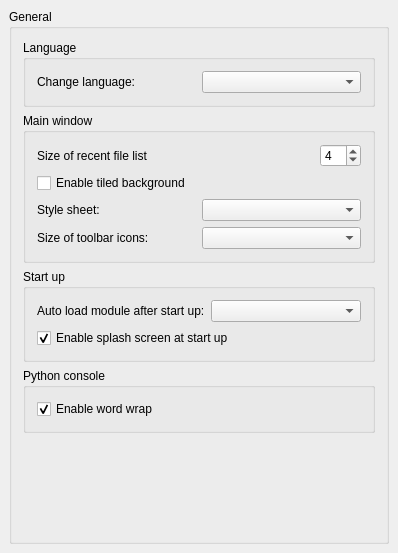
AlexandrParkhomenko/FreeCAD, file src/Gui/DlgGeneral.ui: the form before one commit.
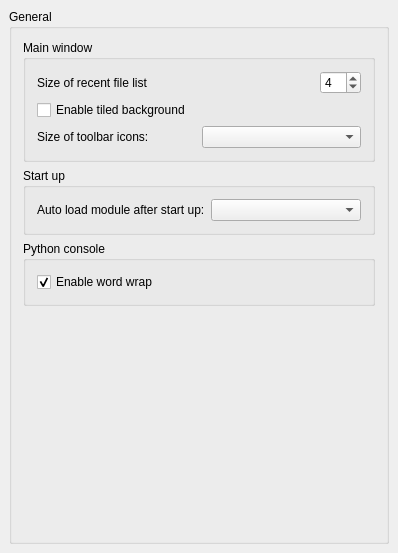
The form after the commit. Custom widgets are drawn as their Qt base class.

What changed in the file:
```diff
--- a/src/Gui/DlgGeneral.ui
+++ b/src/Gui/DlgGeneral.ui
@@ -26,41 +26,6 @@
       <string>General</string>
      </property>
      <layout class="QVBoxLayout" name="verticalLayout">
-      <item>
-       <widget class="QGroupBox" name="GroupBox7">
-        <property name="title">
-         <string>Language</string>
-        </property>
-        <layout class="QGridLayout">
-         <property name="margin">
-          <number>11</number>
-         </property>
-         <property name="spacing">
-          <number>6</number>
-         </property>
-         <item row="0" column="0">
-          <layout class="QHBoxLayout">
-           <property name="spacing">
-            <number>6</number>
-           </property>
-           <property name="margin">
-            <number>0</number>
-           </property>
-           <item>
-            <widget class="QLabel" name="TextLabel1_4">
-             <property name="text">
-              <string>Change language:</string>
-             </property>
-            </widget>
-           </item>
-           <item>
-            <widget class="QComboBox" name="Languages"/>
-           </item>
-          </layout>
-         </item>
-        </layout>
-       </widget>
-      </item>
       <item>
        <widget class="QGroupBox" name="GroupBox3">
         <property name="title">
@@ -70,7 +35,16 @@
          <property name="spacing">
           <number>6</number>
          </property>
-         <property name="margin">
+         <property name="leftMargin">
+          <number>11</number>
+         </property>
+         <property name="topMargin">
+          <number>11</number>
+         </property>
+         <property name="rightMargin">
+          <number>11</number>
+         </property>
+         <property name="bottomMargin">
           <number>11</number>
          </property>
          <item>
@@ -124,7 +98,16 @@
            <property name="spacing">
             <number>6</number>
            </property>
-           <property name="margin">
+           <property name="leftMargin">
+            <number>0</number>
+           </property>
+           <property name="topMargin">
+            <number>0</number>
+           </property>
+           <property name="rightMargin">
+            <number>0</number>
+           </property>
+           <property name="bottomMargin">
             <number>0</number>
            </property>
            <item>
@@ -144,24 +127,13 @@
            <property name="margin">
             <number>0</number>
            </property>
-           <item>
-            <widget class="QLabel" name="styleSheetLabel">
-             <property name="text">
-              <string>Style sheet:</string>
-             </property>
-            </widget>
-           </item>
-           <item>
-            <widget class="QComboBox" name="StyleSheets"/>
-           </item>
-          </layout>
-         </item>
-         <item>
-          <layout class="QHBoxLayout">
-           <property name="spacing">
-            <number>6</number>
+           <property name="topMargin">
+            <number>0</number>
            </property>
-           <property name="margin">
+           <property name="rightMargin">
+            <number>0</number>
+           </property>
+           <property name="bottomMargin">
             <number>0</number>
            </property>
            <item>
@@ -185,31 +157,33 @@
          <string>Start up</string>
         </property>
         <layout class="QGridLayout">
-         <property name="margin">
+         <property name="leftMargin">
+          <number>11</number>
+         </property>
+         <property name="topMargin">
+          <number>11</number>
+         </property>
+         <property name="rightMargin">
+          <number>11</number>
+         </property>
+         <property name="bottomMargin">
           <number>11</number>
          </property>
          <property name="spacing">
           <number>6</number>
          </property>
-         <item row="2" column="0">
-          <widget class="Gui::PrefCheckBox" name="SplashScreen">
-           <property name="text">
-            <string>Enable splash screen at start up</string>
-           </property>
-           <property name="checked">
-            <bool>true</bool>
-           </property>
-           <property name="prefEntry" stdset="0">
-            <cstring>ShowSplasher</cstring>
-           </property>
-           <property name="prefPath" stdset="0">
-            <cstring>General</cstring>
-           </property>
-          </widget>
-         </item>
          <item row="0" column="0">
           <layout class="QGridLayout">
-           <property name="margin">
+           <property name="leftMargin">
+            <number>0</number>
+           </property>
+           <property name="topMargin">
+            <number>0</number>
+           </property>
+           <property name="rightMargin">
+            <number>0</number>
+           </property>
+           <property name="bottomMargin">
             <number>0</number>
            </property>
            <property name="spacing">
@@ -291,11 +265,6 @@
    <extends>QSpinBox</extends>
    <header>Gui/PrefWidgets.h</header>
   </customwidget>
-  <customwidget>
-   <class>Gui::PrefComboBox</class>
-   <extends>QComboBox</extends>
-   <header>Gui/PrefWidgets.h</header>
-  </customwidget>
  </customwidgets>
  <tabstops>
   <tabstop>Languages</tabstop>
```
Left out of the diff: 37 changed lines with no effect on the pictures.
